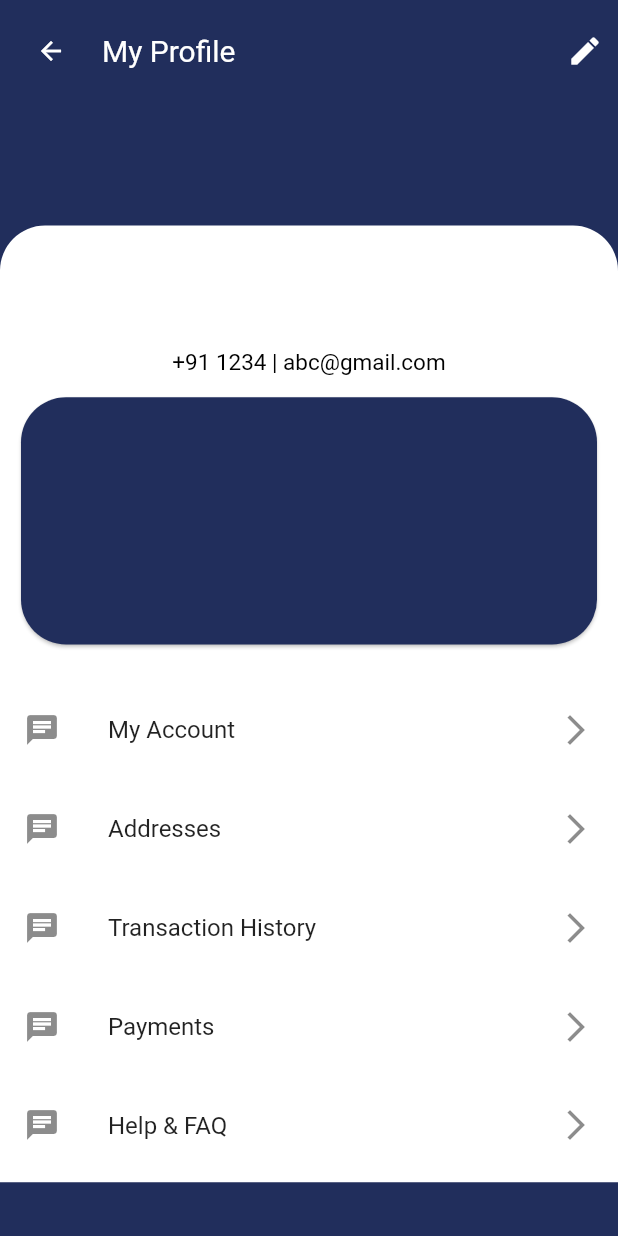
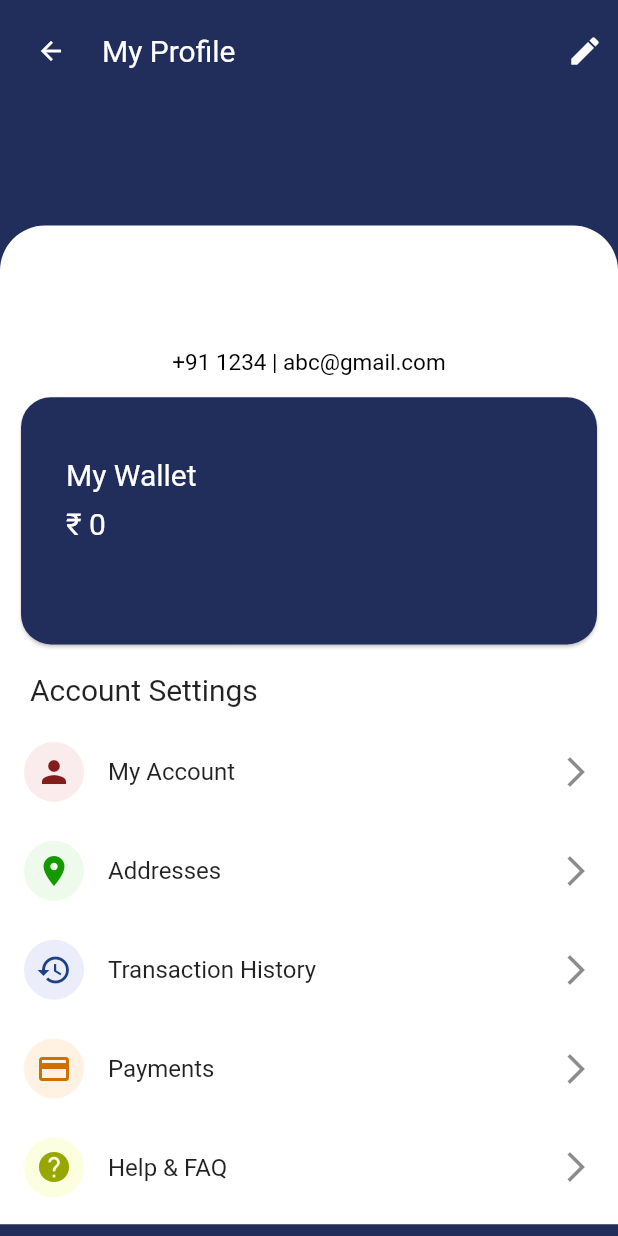
Before and after one commit to SK-0911/Roommate-App, a Flutter app: the Profile screen opened directly, on a phone screen of 412 x 824 dp. Run offline on Flutter 3.47's test engine with Material 2 defaults, Android fonts, the phone set to English and light mode, and no system bars; our stand-ins replace another_carousel_pro, carousel_slider.

Commit message:
as on 20/06

```diff
--- a/lib/Screens/profile.dart
+++ b/lib/Screens/profile.dart
@@ -12,6 +12,8 @@ class Profile extends StatefulWidget {
 class _ProfileState extends State<Profile> {
   @override
   Widget build(BuildContext context) {
+    int balance=0;
+
     return Scaffold(
       // bottomSheet: BottomSheet(builder: (context) => ,),
       backgroundColor: AppColors.darkBlueTheme,
@@ -63,7 +65,7 @@ class _ProfileState extends State<Profile> {
                       SizedBox(height: MediaQuery.of(context).size.height*0.1),
                       Container(
                           decoration: const BoxDecoration(
-                          color: Color(0xffffffff),
+                            color: Colors.white,
                             borderRadius: BorderRadius.only(
                               topLeft: Radius.circular(30),
                               topRight: Radius.circular(30),
@@ -85,20 +87,62 @@ class _ProfileState extends State<Profile> {
                                 child: Card(
                                   child: Container(
                                     height: MediaQuery.of(context).size.height*0.2,
+                                    width: MediaQuery.of(context).size.width,
+                                    padding: EdgeInsets.symmetric(vertical: 40, horizontal: 30),
+                                    child: Column(
+                                      crossAxisAlignment: CrossAxisAlignment.start,
+                                      children: [
+                                        Text(
+                                          "My Wallet",
+                                          style: TextStyle(
+                                            fontSize: 20,
+                                            color: Colors.white
+                                          ),
+                                        ),
+
+                                        const SizedBox(height: 10),
+
+                                        Text(
+                                          "₹ ${balance}",
+                                          style: TextStyle(
+                                              fontSize: 20,
+                                              color: Colors.white
+                                          ),
+                                        ),
+                                      ],
+                                    ),
                                   ),
                                   color: AppColors.darkBlueTheme,
                                   shape: RoundedRectangleBorder(
-                                  borderRadius: BorderRadius.circular(30),
+                                    borderRadius: BorderRadius.circular(20),
                                   ),
                                 ),
                               ),
+                              const SizedBox(height: 5),
+
+                              Container(
+                                padding: EdgeInsets.symmetric(horizontal: 20),
+                                child: Container(
+                                  child: Align(
+                                    alignment: Alignment.centerLeft,
+                                    child: Text(
+                                      "Account Settings",
+                                      style: TextStyle(
+                                        fontSize: 20,
+                                      ),
+                                    ),
+                                  ),
+                                ),
+                              ),
+
                               const SizedBox(height: 15),
+
                               //tiles for navigation
-                            tile("My Account"),
-                            tile("Addresses"),
-                            tile("Transaction History"),
-                            tile("Payments"),
-                            tile("Help & FAQ")
+                              tile("My Account", Icons.person, Color(0xff851C1C) ,Color(0xffFAECEC)),
+                              tile("Addresses", Icons.location_on, Color(0xff169800) ,Color(0xffEEFAEC)),
+                              tile("Transaction History", Icons.history, Color(0xff1C4285) ,Color(0xffECEDFA)),
+                              tile("Payments", Icons.payment, Color(0xffCE6F00) ,Color(0xffFFF2E3)),
+                              tile("Help & FAQ", Icons.help, Color(0xff97A700) ,Color(0xffFCFFDF))
                             ],
                           ),
                         ),
@@ -111,12 +155,19 @@ class _ProfileState extends State<Profile> {
       ),
     );
   }
-  tile(String name){
+  tile(String name, IconData tileIcon, Color iconColor, Color iconContainer){
    return Container(
      height: MediaQuery.of(context).size.height*0.08,
      child: ListTile(
 
-        leading: Icon(Icons.chat),
+        leading: Container(
+            padding: EdgeInsets.all(8),
+            decoration: BoxDecoration(
+              color: iconContainer,
+              shape: BoxShape.circle
+            ),
+            child: Icon(tileIcon, color: iconColor,)
+        ),
         title: Text(
           name,
         ),
--- a/lib/main.dart
+++ b/lib/main.dart
@@ -1,6 +1,7 @@
 import 'package:flutter/material.dart';
 import 'package:sb/Screens/laundrybooking.dart';
 import 'package:sb/Screens/profile.dart';
+import 'package:sb/Screens/wallet.dart';
 import 'package:sb/flatListing.dart';
 import 'package:sb/homePage.dart';
 import 'package:sb/laundry.dart';
@@ -27,7 +28,7 @@ class MyApp extends StatelessWidget {
       theme: ThemeData(
         primarySwatch: Colors.blue,
       ),
-      home: Login(),
+      home: Profile(),
       debugShowCheckedModeBanner: false,
     );
   }
```
Also changed, not shown: lib/Screens/wallet.dart (added, +276 -0 lines). Lines whose indentation alone changed are shown as unchanged.
